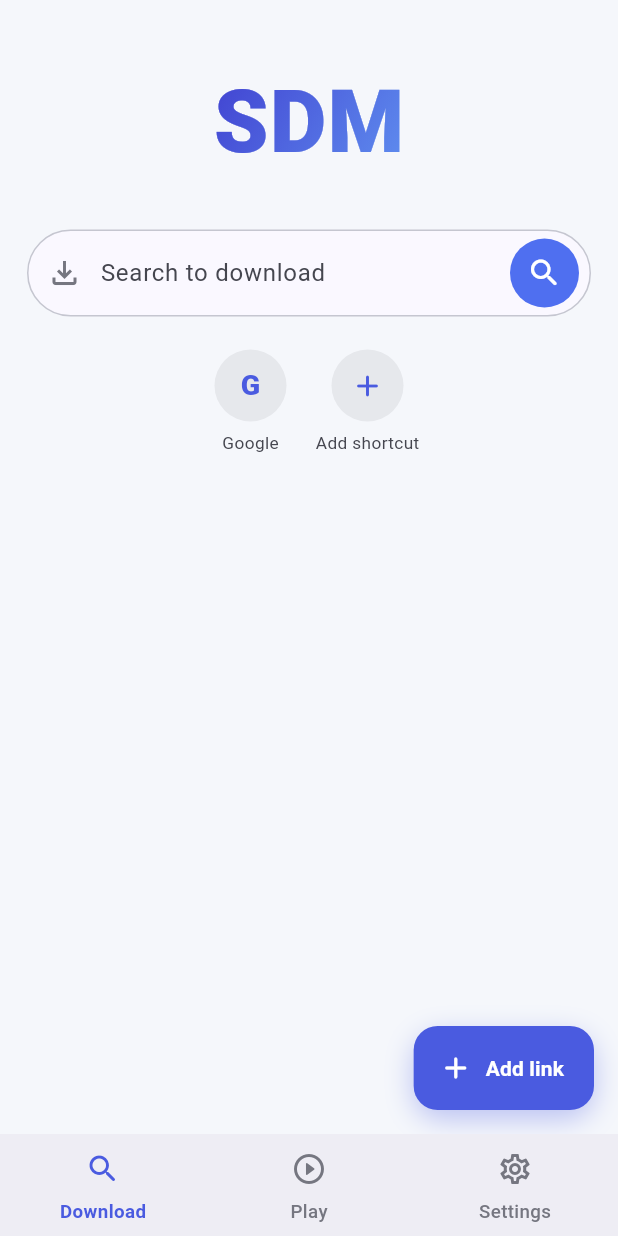
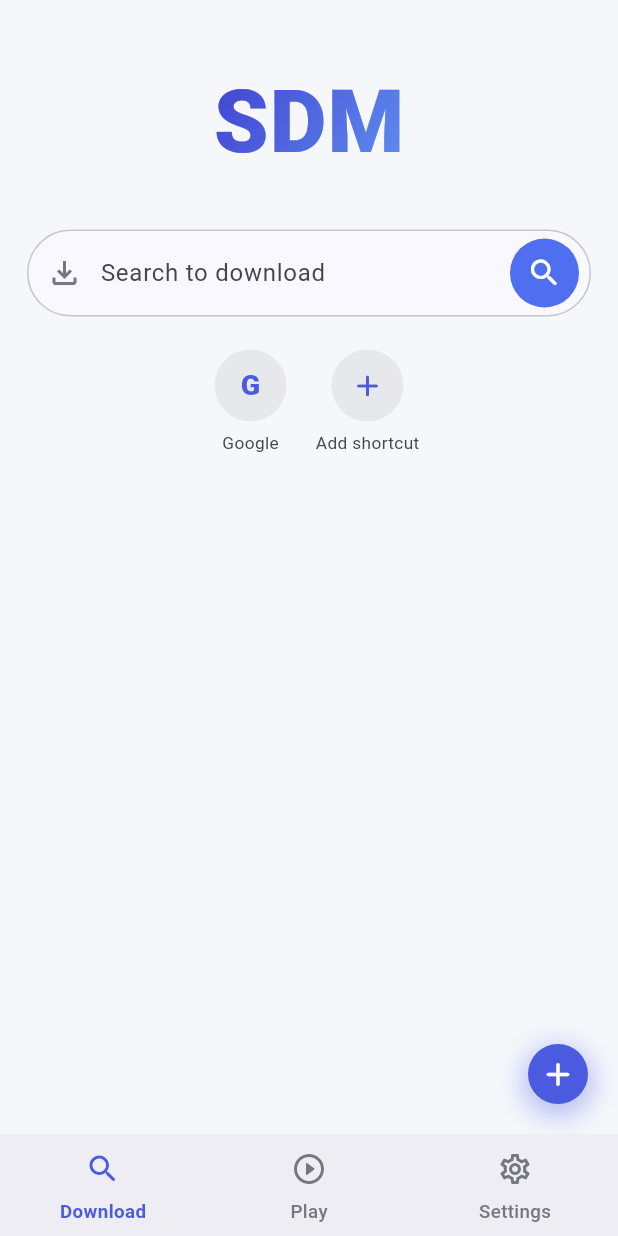
Before and after one commit to sabbirhossain392830-alt/SDM-App, a Flutter app: the screen it shows after launch, on a phone screen of 412 x 824 dp. Run offline on Flutter 3.47's test engine with Material 3 defaults, Android fonts, the phone set to English and light mode, and no system bars; our stand-ins replace dio, open_filex, package_info_plus, permission_handler, share_plus, shared_preferences and 1 more; missing offline and left inert: flutter_inappwebview, youtube_explode_dart; network calls fail.

Commit message:
feat: clearer capture bubble, small round Add link button (#24)
Claude-Session: https://claude.ai/code/session_01J61HzvoPJkjtj4jChL1hdr

Co-authored-by: SDM <sdm@users.noreply.github.com>
Co-authored-by: Claude Sonnet 5.5 <noreply@anthropic.com>

```diff
--- a/lib/screens/home_screen.dart
+++ b/lib/screens/home_screen.dart
@@ -1017,13 +1017,7 @@ class _AddLinkButtonState extends State<_AddLinkButton>
       duration: const Duration(milliseconds: 420),
       reverseDuration: const Duration(milliseconds: 260));
 
-  late final Animation<double> _scale = TweenSequence<double>([
-    TweenSequenceItem(tween: Tween(begin: 1.0, end: 0.86), weight: 30),
-    TweenSequenceItem(tween: Tween(begin: 0.86, end: 1.06), weight: 40),
-    TweenSequenceItem(tween: Tween(begin: 1.06, end: 1.0), weight: 30),
-  ]).animate(CurvedAnimation(parent: _c, curve: Curves.easeOut));
-
-  late final Animation<double> _turn = Tween<double>(begin: 0, end: 0.125)
+  late final Animation<double> _turn = Tween<double>(begin: 0, end: 0.5)
       .animate(CurvedAnimation(parent: _c, curve: Curves.easeOutBack));
 
   bool _opening = false;
@@ -1058,31 +1052,29 @@ class _AddLinkButtonState extends State<_AddLinkButton>
           child: Transform.scale(scale: 0.4 + 0.6 * v, child: child),
         ),
       ),
-      child: ScaleTransition(
-        scale: _scale,
       child: Container(
         decoration: BoxDecoration(
-            borderRadius: BorderRadius.circular(18),
+          shape: BoxShape.circle,
           boxShadow: [
             BoxShadow(
                 color: const Color(0xFF4A5BE0).withValues(alpha: 0.35),
-                  blurRadius: 16,
-                  offset: const Offset(0, 6)),
+                blurRadius: 14,
+                offset: const Offset(0, 5)),
           ],
         ),
-          child: FloatingActionButton.extended(
+        child: FloatingActionButton.small(
+          heroTag: 'add_link',
           elevation: 0,
           focusElevation: 0,
           hoverElevation: 0,
           highlightElevation: 0,
+          shape: const CircleBorder(),
           backgroundColor: const Color(0xFF4A5BE0),
           foregroundColor: Colors.white,
+          tooltip: tr('Add link'),
           onPressed: _tap,
-            icon: RotationTransition(
-                turns: _turn, child: const Icon(Icons.add_rounded)),
-            label: const T('Add link',
-                style: TextStyle(fontWeight: FontWeight.w700)),
-          ),
+          child: RotationTransition(
+              turns: _turn, child: const Icon(Icons.add_rounded, size: 26)),
         ),
       ),
     );
```
Also changed, not shown: lib/browser/media_ui.dart (+18 -35 lines). Lines whose indentation alone changed are shown as unchanged.
